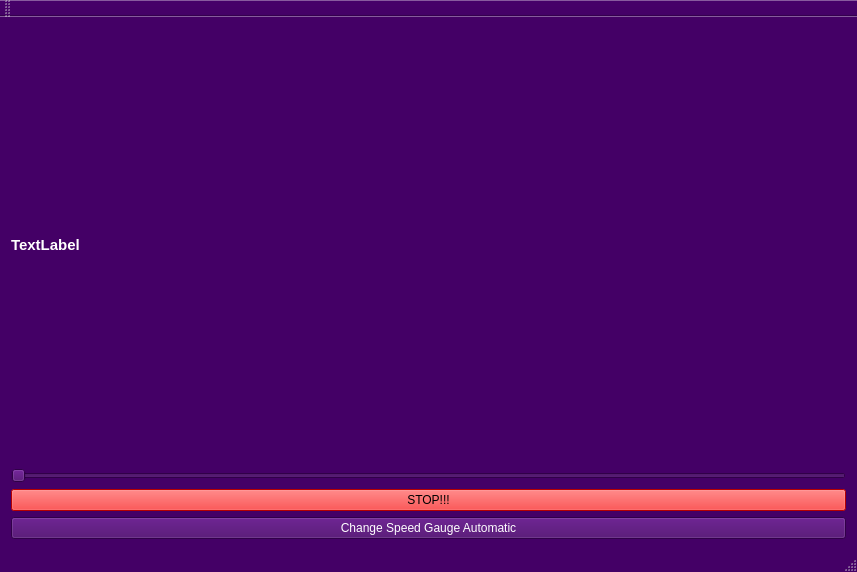
Edewin/Qt_SpeedGauge, file src/mainwindow.ui: the form before one commit.
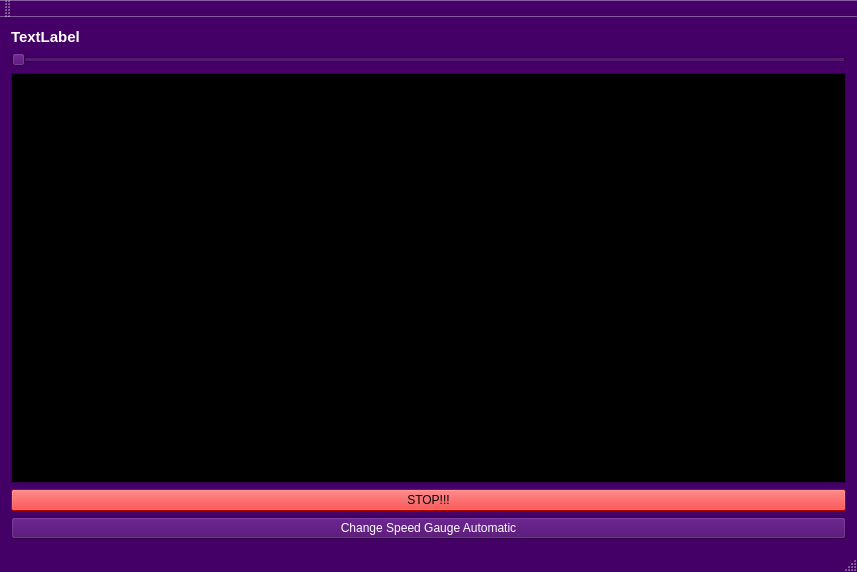
The form after the commit.

```diff
--- a/src/mainwindow.ui
+++ b/src/mainwindow.ui
@@ -464,6 +464,9 @@
       </property>
      </widget>
     </item>
+    <item>
+     <widget class="QPlainTextEdit" name="plainTextEdit"/>
+    </item>
     <item>
      <widget class="QPushButton" name="pushButtonStopTimer">
       <property name="palette">
```
